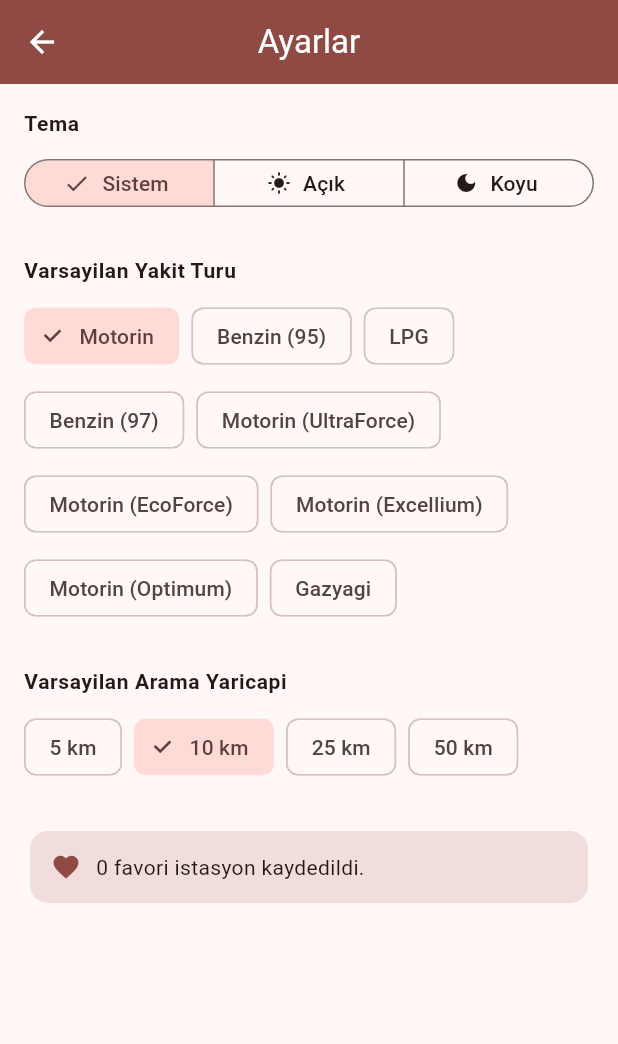
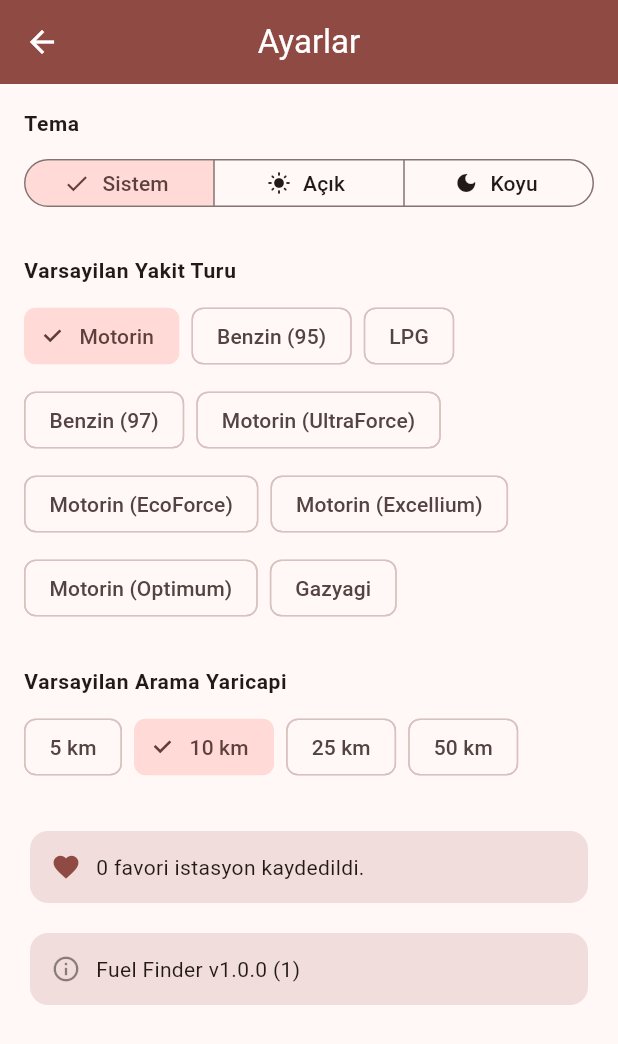
Before and after one commit to mfatihclf/fuel-finder, a Flutter app: the SettingsScreen screen opened directly, on a phone screen of 412 x 824 dp. Shown: the top 1044 px of the screen. Run offline on Flutter 3.47's test engine with Material 3 defaults, Android fonts, the phone set to English and light mode, and no system bars; our stand-ins replace flutter_map, geocoding, geolocator, latlong2, package_info_plus, shared_preferences; accounts and stored records are empty; network calls fail.

Commit message:
feat: Son duzenlemeler ve yayin hazırligi tamamlandi (Adim 10)
- Android adaptif ikon: mipmap-anydpi-v26, kirmizi arka plan + beyaz pompa vektoru
- Splash screen: kirmizi arka plan + merkezi pompa ikonu (drawable + drawable-v21)
- values/colors.xml: splashBackground ve ic_launcher_background renk tanimlari
- ResultsScreen: RefreshIndicator ile asagi cekme yenileme destegi
- SettingsScreen: package_info_plus ile uygulama versiyonu gosterimi
- pubspec.yaml: package_info_plus ^8.0.0 eklendi

Co-Authored-By: Claude Sonnet 4.6 <noreply@anthropic.com>

```diff
--- a/mobile/lib/screens/results_screen.dart
+++ b/mobile/lib/screens/results_screen.dart
@@ -148,6 +148,8 @@ class _ResultsScreenState extends State<ResultsScreen> {
               count: _prices.length,
             ),
             Expanded(
+              child: RefreshIndicator(
+                onRefresh: _fetchPrices,
                 child: ListView.builder(
                   padding: const EdgeInsets.fromLTRB(12, 8, 12, 16),
                   itemCount: _sortedPrices.length,
@@ -168,6 +170,7 @@ class _ResultsScreenState extends State<ResultsScreen> {
                       ),
                     );
                   },
+                ),
               ),
             ),
           ],
--- a/mobile/lib/screens/settings_screen.dart
+++ b/mobile/lib/screens/settings_screen.dart
@@ -1,4 +1,5 @@
 import 'package:flutter/material.dart';
+import 'package:package_info_plus/package_info_plus.dart';
 
 import '../constants/fuel_types.dart';
 import '../services/settings_service.dart';
@@ -95,6 +96,8 @@ class _SettingsBody extends StatelessWidget {
             ),
           ),
         ),
+        const SizedBox(height: 12),
+        const _VersionCard(),
       ],
     );
   }
@@ -153,3 +156,40 @@ class _ThemeSegment extends StatelessWidget {
     );
   }
 }
+
+class _VersionCard extends StatelessWidget {
+  const _VersionCard();
+
+  @override
+  Widget build(BuildContext context) {
+    final cs = Theme.of(context).colorScheme;
+    return FutureBuilder<PackageInfo>(
+      future: PackageInfo.fromPlatform(),
+      builder: (context, snapshot) {
+        final label = snapshot.hasData
+            ? 'Fuel Finder v${snapshot.data!.version} (${snapshot.data!.buildNumber})'
+            : 'Fuel Finder';
+        return Card(
+          elevation: 0,
+          color: cs.surfaceContainerHighest,
+          shape:
+              RoundedRectangleBorder(borderRadius: BorderRadius.circular(12)),
+          child: Padding(
+            padding: const EdgeInsets.all(14),
+            child: Row(
+              children: [
+                Icon(
+                  Icons.info_outline,
+                  color: cs.onSurface.withValues(alpha: 0.5),
+                  size: 20,
+                ),
+                const SizedBox(width: 10),
+                Text(label, style: Theme.of(context).textTheme.bodyMedium),
+              ],
+            ),
+          ),
+        );
+      },
+    );
+  }
+}
--- a/mobile/pubspec.yaml
+++ b/mobile/pubspec.yaml
@@ -39,6 +39,7 @@ dependencies:
   latlong2: ^0.9.0
   url_launcher: ^6.3.0
   shared_preferences: ^2.3.0
+  package_info_plus: ^8.0.0
 
 dev_dependencies:
   flutter_test:
```
Also changed, not shown: mobile/pubspec.lock, 6 other files. Lines whose indentation alone changed are shown as unchanged.
